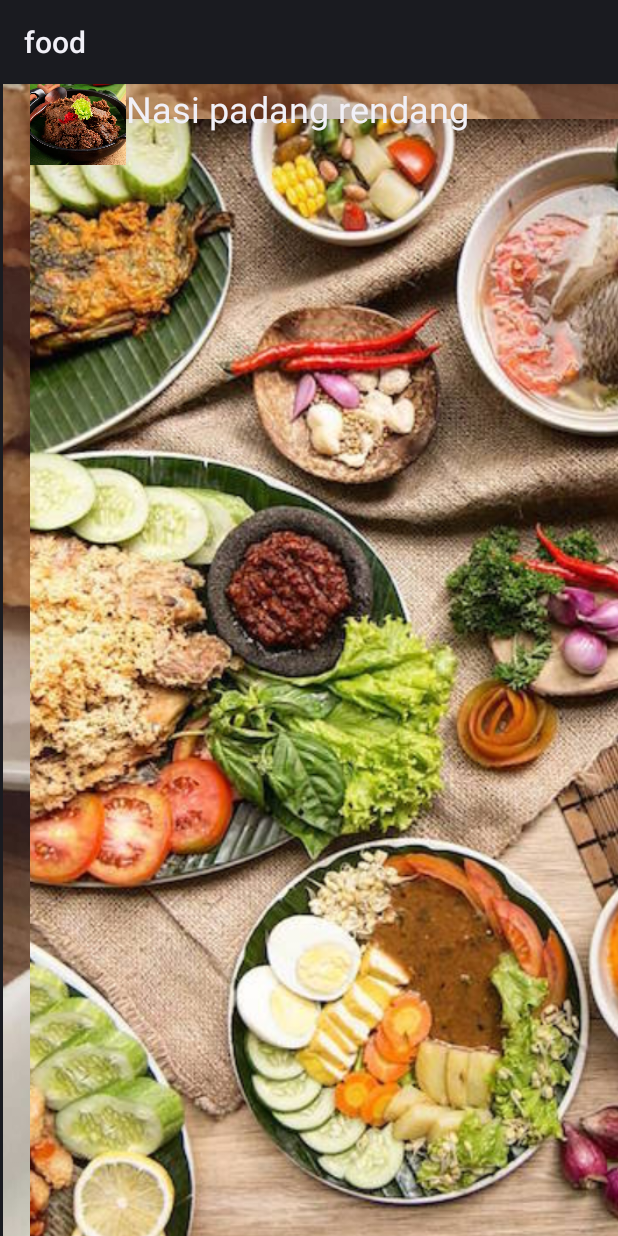
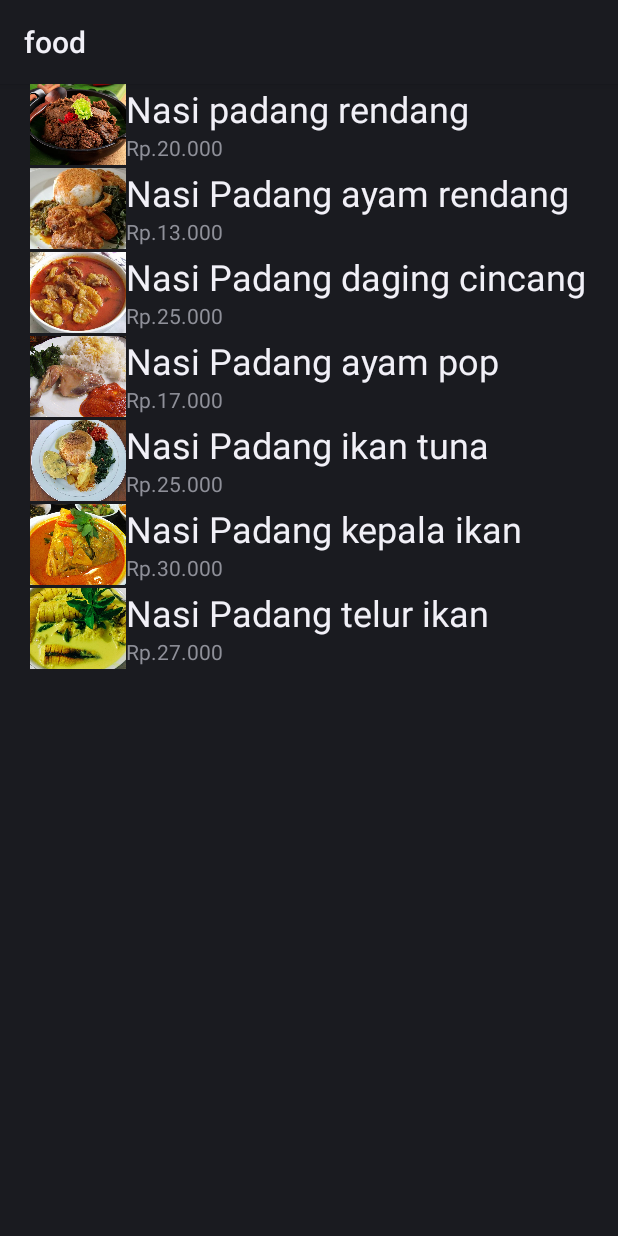
Before and after one commit to emkr-13/Aplikasi_Food_Kelas_C, an Android app: the fragment FragmentListPesanan shown on its own in the app's theme, on a phone screen of 412 x 824 dp. Run offline under Robolectric (Android 15) with nearby library versions, the phone set to English and light mode, and no system bars.

Commit message:
update dulu

```diff
--- a/app/src/main/res/layout/fragment_home.xml
+++ b/app/src/main/res/layout/fragment_home.xml
@@ -12,7 +12,7 @@
         android:id="@+id/imageshowprofile"
         android:layout_width="1198dp"
         android:layout_height="892dp"
-        android:src="@drawable/greenscreen"
+
         app:layout_constraintBottom_toBottomOf="parent"
         app:layout_constraintEnd_toEndOf="parent"
         app:layout_constraintHorizontal_bias="0.471"
--- a/app/src/main/res/layout/fragment_list_makanan.xml
+++ b/app/src/main/res/layout/fragment_list_makanan.xml
@@ -11,7 +11,7 @@
         android:id="@+id/imageView"
         android:layout_width="411dp"
         android:layout_height="700dp"
-        android:src="@drawable/white"
+
         app:layout_constraintBottom_toBottomOf="parent"
         app:layout_constraintEnd_toEndOf="parent"
         app:layout_constraintHorizontal_bias="1.0"
--- a/app/src/main/res/layout/fragment_list_pesanan.xml
+++ b/app/src/main/res/layout/fragment_list_pesanan.xml
@@ -11,12 +11,13 @@
         android:id="@+id/imageView"
         android:layout_width="783dp"
         android:layout_height="1385dp"
-        android:src="@drawable/mieayam"
+
         app:layout_constraintBottom_toBottomOf="parent"
         app:layout_constraintEnd_toEndOf="parent"
         app:layout_constraintStart_toStartOf="parent"
         app:layout_constraintTop_toTopOf="parent"
         tools:viewBindingIgnore="true" />
+
     <androidx.recyclerview.widget.RecyclerView
         android:id="@+id/rv_pesanan"
         android:layout_width="match_parent"
--- a/app/src/main/res/layout/fragment_show_profil.xml
+++ b/app/src/main/res/layout/fragment_show_profil.xml
@@ -11,7 +11,7 @@
         android:id="@+id/imageshowprofile"
         android:layout_width="600dp"
         android:layout_height="982dp"
-        android:src="@drawable/keju"
+
         app:layout_constraintBottom_toBottomOf="parent"
         app:layout_constraintEnd_toEndOf="parent"
         app:layout_constraintStart_toStartOf="parent"
@@ -173,7 +173,7 @@
         android:layout_marginTop="20dp"
         android:layout_marginEnd="16dp"
         android:text="Video Usaha"
-        app:backgroundTint="#39870D"
+        app:backgroundTint="#508324"
         app:layout_constraintBottom_toBottomOf="parent"
         app:layout_constraintEnd_toEndOf="parent"
         app:layout_constraintHorizontal_bias="0.507"
--- a/app/src/main/res/layout/rv_item_pesanan.xml
+++ b/app/src/main/res/layout/rv_item_pesanan.xml
@@ -7,18 +7,7 @@
     android:paddingStart="20dp"
     xmlns:app="http://schemas.android.com/apk/res-auto">
 
-    <ImageView
-        android:id="@+id/imageshowprofile"
-        android:layout_width="837dp"
-        android:layout_height="883dp"
-        android:src="@drawable/multifood"
-        app:layout_constraintBottom_toBottomOf="parent"
-        app:layout_constraintEnd_toEndOf="parent"
-        app:layout_constraintHorizontal_bias="0.559"
-        app:layout_constraintStart_toStartOf="parent"
-        app:layout_constraintTop_toTopOf="parent"
-        app:layout_constraintVertical_bias="0.447"
-        tools:viewBindingIgnore="true" />
+
 
     <TextView
         android:id="@+id/tv_details_Pesanan"
```
Also changed, not shown: app/src/main/res/layout/activity_makanan_adapater.xml (+1 -12 lines).
